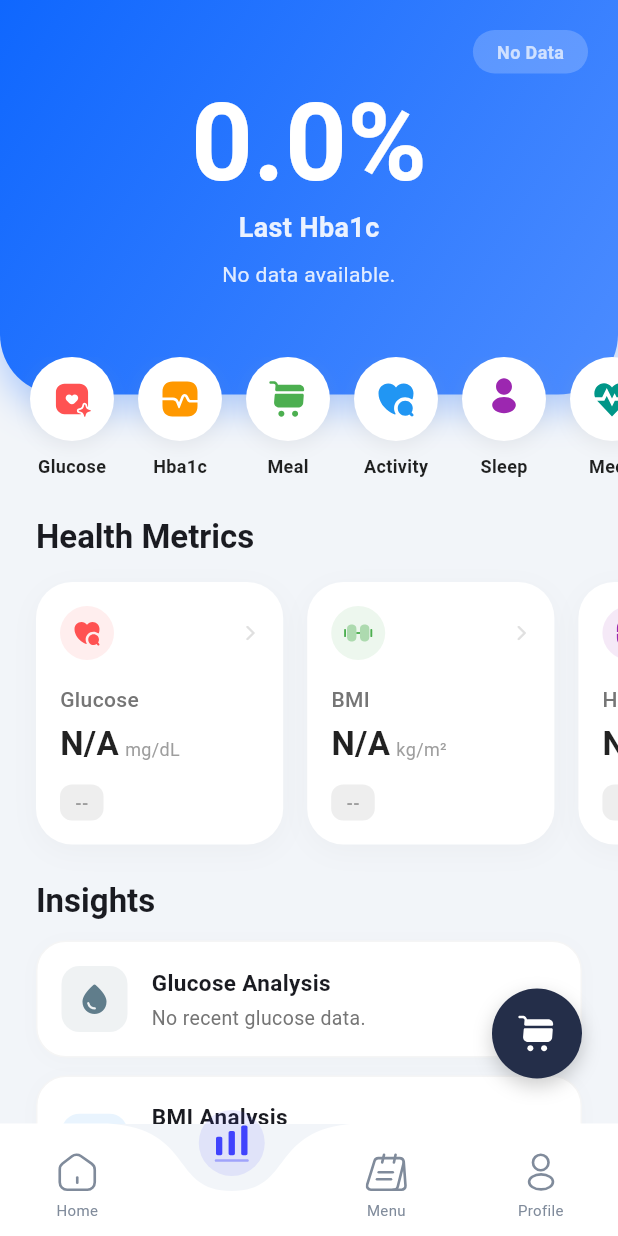
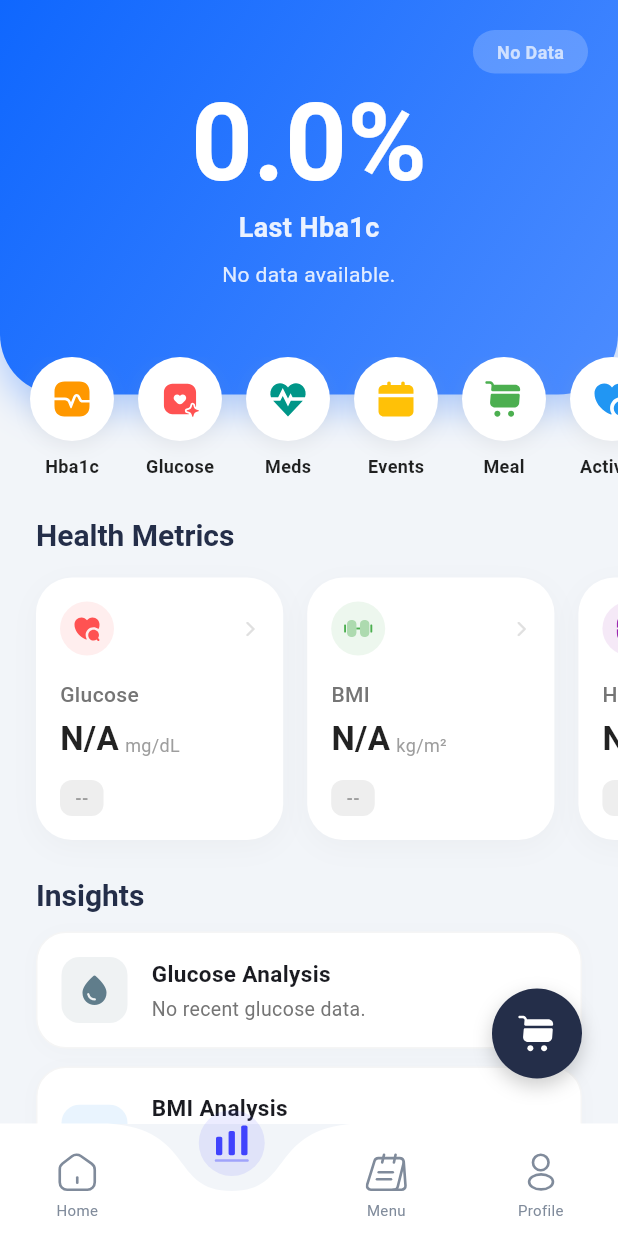
Before and after one commit to FarhanTZ/Skripsi-frontend, a Flutter app: the screen it shows after launch, item 2 of the bottom bar chosen, on a phone screen of 412 x 824 dp. Run offline on Flutter 3.47's test engine with Material 3 defaults, Android fonts, the phone set to English and light mode, and no system bars; drawn by our look-alikes of curved_navigation_bar; our stand-ins replace bloc, dartz, equatable, fl_chart, flutter_bloc, flutter_svg and 8 more; accounts and stored records are empty.

Commit message:
penyesuikan konsisten font

```diff
--- a/glupulse/lib/features/Food/presentation/pages/menu_tab.dart
+++ b/glupulse/lib/features/Food/presentation/pages/menu_tab.dart
@@ -408,7 +408,7 @@ class _MenuTabState extends State<MenuTab> {
       children: [
         Padding(
           padding: const EdgeInsets.symmetric(horizontal: 24.0),
-          child: Text(title, style: const TextStyle(fontSize: 18, fontWeight: FontWeight.bold)),
+          child: Text(title, style: TextStyle(fontSize: 20, fontWeight: FontWeight.bold, color: Theme.of(context).colorScheme.primary)), // Added primary color
         ),
         const SizedBox(height: 12),
         SizedBox(
--- a/glupulse/lib/features/analytic/presentation/pages/analytic_tab.dart
+++ b/glupulse/lib/features/analytic/presentation/pages/analytic_tab.dart
@@ -176,6 +176,14 @@ class _AnalyticTabState extends State<AnalyticTab> {
                   children: [
                     _buildQuickActionItem(
                       context,
+                      'Hba1c',
+                      'assets/images/health-rate.svg', // Placeholder
+                      Colors.orange,
+                      () => Navigator.of(context).push(MaterialPageRoute(
+                          builder: (context) => const Hba1cListPage())),
+                    ),
+                    _buildQuickActionItem(
+                      context,
                       'Glucose',
                       'assets/images/Blood_Pressure.svg', // Or appropriate icon
                       Colors.redAccent,
@@ -184,11 +192,20 @@ class _AnalyticTabState extends State<AnalyticTab> {
                     ),
                     _buildQuickActionItem(
                       context,
-                      'Hba1c',
-                      'assets/images/health-rate.svg', // Placeholder
-                      Colors.orange,
+                      'Meds',
+                      'assets/images/advanced.svg', // Placeholder
+                      Colors.teal,
                       () => Navigator.of(context).push(MaterialPageRoute(
-                          builder: (context) => const Hba1cListPage())),
+                          builder: (context) =>
+                              const MedicationLogListPage())),
+                    ),
+                    _buildQuickActionItem(
+                      context,
+                      'Events',
+                      'assets/images/celender.svg',
+                      Colors.amber,
+                      () => Navigator.of(context).push(MaterialPageRoute(
+                          builder: (context) => const HealthEventListPage())),
                     ),
                     _buildQuickActionItem(
                       context,
@@ -214,23 +231,6 @@ class _AnalyticTabState extends State<AnalyticTab> {
                       () => Navigator.of(context).push(MaterialPageRoute(
                           builder: (context) => const SleepLogListPage())),
                     ),
-                    _buildQuickActionItem(
-                      context,
-                      'Meds',
-                      'assets/images/advanced.svg', // Placeholder
-                      Colors.teal,
-                      () => Navigator.of(context).push(MaterialPageRoute(
-                          builder: (context) =>
-                              const MedicationLogListPage())),
-                    ),
-                    _buildQuickActionItem(
-                      context,
-                      'Events',
-                      'assets/images/celender.svg',
-                      Colors.amber,
-                      () => Navigator.of(context).push(MaterialPageRoute(
-                          builder: (context) => const HealthEventListPage())),
-                    ),
                   ],
                 ),
               ),
@@ -244,7 +244,8 @@ class _AnalyticTabState extends State<AnalyticTab> {
                   Text(
                     'Health Metrics',
                     style: textTheme.titleLarge?.copyWith(
-                        color: Theme.of(context).colorScheme.onSurface,
+                        fontSize: 20, // Standardized font size
+                        color: Theme.of(context).colorScheme.primary, // Changed to primary color
                         fontWeight: FontWeight.bold),
                   ),
                   const SizedBox(height: 16),
@@ -382,7 +383,8 @@ class _AnalyticTabState extends State<AnalyticTab> {
                   Text(
                     'Insights',
                     style: textTheme.titleLarge?.copyWith(
-                        color: Theme.of(context).colorScheme.onSurface,
+                        fontSize: 20, // Standardized font size
+                        color: Theme.of(context).colorScheme.primary, // Changed to primary color
                         fontWeight: FontWeight.bold),
                   ),
                   const SizedBox(height: 12),
```
